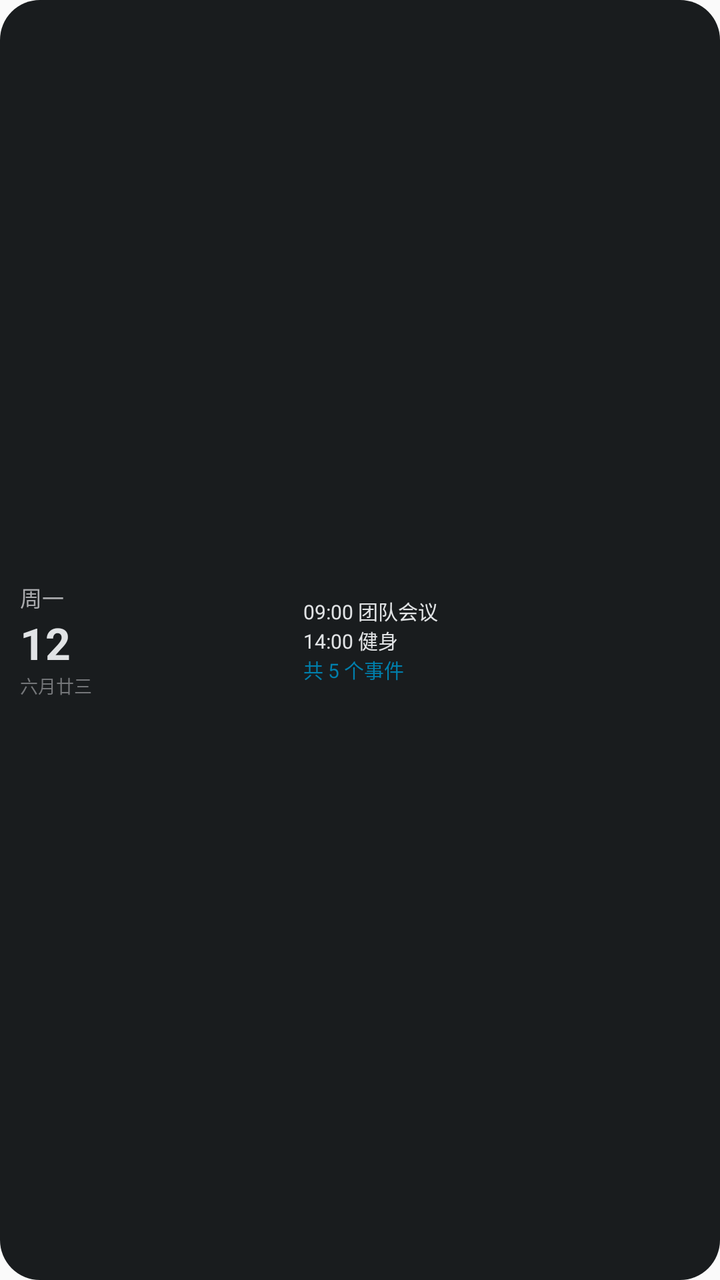
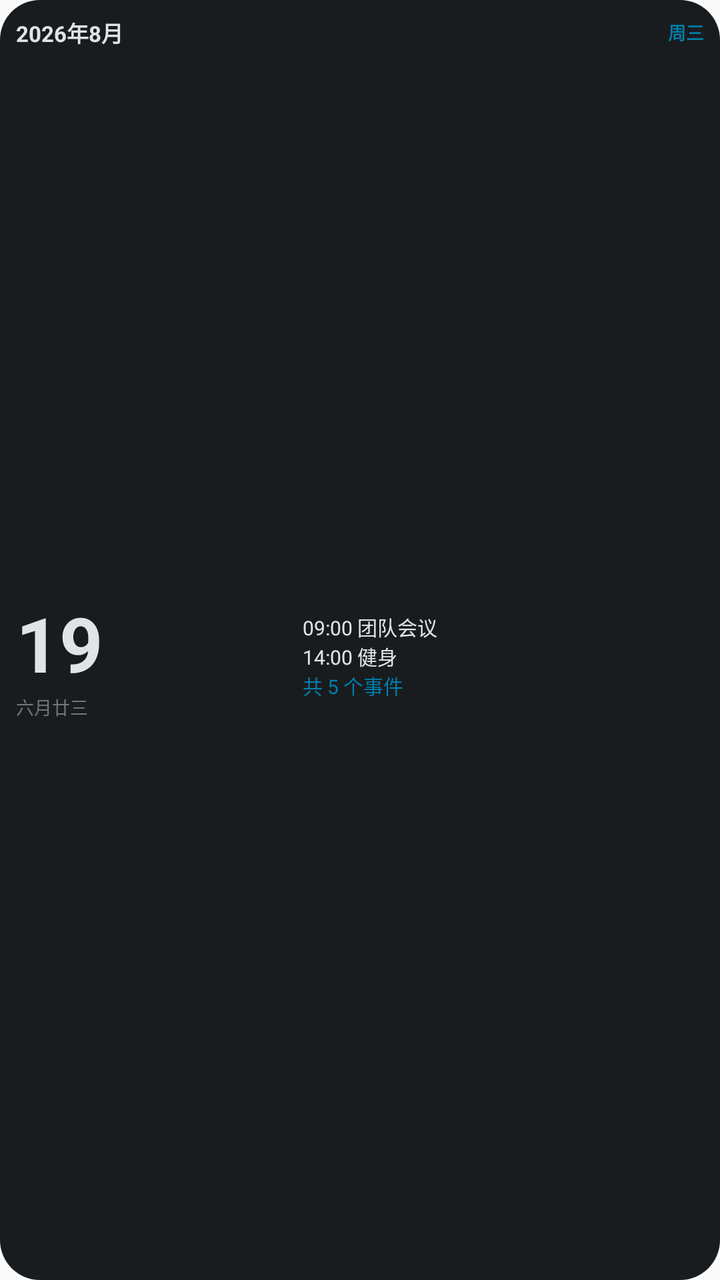

An Android layout rendered at two revisions. The XML below is the earlier revision; the diff shows what the commit changed to produce the second picture.
<!-- AndroidManifest.xml: application theme Theme.Md3Calendar -->
<!-- res/layout/widget_2x1_day.xml -->
<?xml version="1.0" encoding="utf-8"?>
<LinearLayout xmlns:android="http://schemas.android.com/apk/res/android"
    android:id="@+id/widget_root"
    android:layout_width="match_parent"
    android:layout_height="match_parent"
    android:background="@drawable/widget_bg_card"
    android:orientation="horizontal"
    android:padding="10dp">

    
    <LinearLayout
        android:layout_width="0dp"
        android:layout_height="match_parent"
        android:layout_weight="5"
        android:gravity="center_vertical"
        android:orientation="vertical">

        <TextView
            android:id="@+id/widget_weekday"
            android:layout_width="wrap_content"
            android:layout_height="wrap_content"
            android:text="周一"
            android:textColor="@color/widget_text_secondary"
            android:textSize="11sp" />

        <TextView
            android:id="@+id/widget_day"
            android:layout_width="wrap_content"
            android:layout_height="wrap_content"
            android:gravity="center"
            android:text="12"
            android:textColor="@color/widget_text_primary"
            android:textSize="22sp"
            android:textStyle="bold" />

        <LinearLayout
            android:layout_width="wrap_content"
            android:layout_height="wrap_content"
            android:orientation="horizontal">

            <TextView
                android:id="@+id/widget_lunar"
                android:layout_width="wrap_content"
                android:layout_height="wrap_content"
                android:text="六月廿三"
                android:textColor="@color/widget_text_dim"
                android:textSize="9sp" />

            <TextView
                android:id="@+id/widget_workday"
                android:layout_width="wrap_content"
                android:layout_height="wrap_content"
                android:layout_marginStart="4dp"
                android:text=""
                android:textColor="@color/widget_accent_text"
                android:textSize="9sp"
                android:textStyle="bold" />
        </LinearLayout>
    </LinearLayout>

    
    <LinearLayout
        android:layout_width="0dp"
        android:layout_height="match_parent"
        android:layout_weight="7"
        android:gravity="center_vertical|end"
        android:orientation="vertical">

        <TextView
            android:id="@+id/widget_event1"
            android:layout_width="match_parent"
            android:layout_height="wrap_content"
            android:ellipsize="end"
            android:singleLine="true"
            android:text="09:00 团队会议"
            android:textColor="@color/widget_text_primary"
            android:textSize="10sp" />

        <TextView
            android:id="@+id/widget_event2"
            android:layout_width="match_parent"
            android:layout_height="wrap_content"
            android:ellipsize="end"
            android:singleLine="true"
            android:text="14:00 健身"
            android:textColor="@color/widget_text_primary"
            android:textSize="10sp" />

        <TextView
            android:id="@+id/widget_event_more"
            android:layout_width="match_parent"
            android:layout_height="wrap_content"
            android:text="共 5 个事件"
            android:textColor="@color/widget_accent_text"
            android:textSize="10sp" />
    </LinearLayout>
</LinearLayout>
<!-- resources referenced by this layout -->
<resources>
  <color name="widget_accent_text">#FFE8B84B</color>
  <color name="widget_text_dim">#FF8A868F</color>
  <color name="widget_text_primary">#FFE6E0E9</color>
  <color name="widget_text_secondary">#FFB3AFB8</color>
  <!-- drawable widget_bg_card (drawable) -->
  <?xml version="1.0" encoding="utf-8"?>
  <shape xmlns:android="http://schemas.android.com/apk/res/android"
      android:shape="rectangle">
      <corners android:radius="20dp" />
      <solid android:color="@color/widget_card_bg" />
  </shape>
  <style name="Theme.Md3Calendar" parent="android:Theme.Material.Light.NoActionBar" />
  <color name="widget_card_bg">#FF1C1B1F</color>
</resources>

<!-- the commit's change to res/layout/widget_2x1_day.xml (unified diff, before → after) -->
@@ -4,94 +4,120 @@
     android:layout_width="match_parent"
     android:layout_height="match_parent"
     android:background="@drawable/widget_bg_card"
-    android:orientation="horizontal"
-    android:padding="10dp">
+    android:orientation="vertical"
+    android:padding="8dp">
 
     
     <LinearLayout
-        android:layout_width="0dp"
-        android:layout_height="match_parent"
-        android:layout_weight="5"
-        android:gravity="center_vertical"
-        android:orientation="vertical">
+        android:layout_width="match_parent"
+        android:layout_height="wrap_content"
+        android:orientation="horizontal"
+        android:gravity="center_vertical">
+
+        <TextView
+            android:id="@+id/widget_title"
+            android:layout_width="0dp"
+            android:layout_height="wrap_content"
+            android:layout_weight="1"
+            android:text="2026年8月"
+            android:textColor="@color/widget_text_primary"
+            android:textSize="11sp"
+            android:textStyle="bold" />
 
         <TextView
             android:id="@+id/widget_weekday"
             android:layout_width="wrap_content"
             android:layout_height="wrap_content"
-            android:text="周一"
-            android:textColor="@color/widget_text_secondary"
-            android:textSize="11sp" />
-
-        <TextView
-            android:id="@+id/widget_day"
-            android:layout_width="wrap_content"
-            android:layout_height="wrap_content"
-            android:gravity="center"
-            android:text="12"
-            android:textColor="@color/widget_text_primary"
-            android:textSize="22sp"
+            android:text="周三"
+            android:textColor="@color/widget_accent_text"
+            android:textSize="9sp"
             android:textStyle="bold" />
-
-        <LinearLayout
-            android:layout_width="wrap_content"
-            android:layout_height="wrap_content"
-            android:orientation="horizontal">
-
-            <TextView
-                android:id="@+id/widget_lunar"
-                android:layout_width="wrap_content"
-                android:layout_height="wrap_content"
-                android:text="六月廿三"
-                android:textColor="@color/widget_text_dim"
-                android:textSize="9sp" />
-
-            <TextView
-                android:id="@+id/widget_workday"
-                android:layout_width="wrap_content"
-                android:layout_height="wrap_content"
-                android:layout_marginStart="4dp"
-                android:text=""
-                android:textColor="@color/widget_accent_text"
-                android:textSize="9sp"
-                android:textStyle="bold" />
-        </LinearLayout>
     </LinearLayout>
 
     
     <LinearLayout
-        android:layout_width="0dp"
-        android:layout_height="match_parent"
-        android:layout_weight="7"
-        android:gravity="center_vertical|end"
-        android:orientation="vertical">
+        android:layout_width="match_parent"
+        android:layout_height="0dp"
+        android:layout_weight="1"
+        android:orientation="horizontal">
 
-        <TextView
-            android:id="@+id/widget_event1"
-            android:layout_width="match_parent"
-            android:layout_height="wrap_content"
-            android:ellipsize="end"
-            android:singleLine="true"
-            android:text="09:00 团队会议"
-            android:textColor="@color/widget_text_primary"
-            android:textSize="10sp" />
+        <LinearLayout
+            android:layout_width="0dp"
+            android:layout_height="match_parent"
+            android:layout_weight="5"
+            android:gravity="center_vertical"
+            android:orientation="vertical">
 
-        <TextView
-            android:id="@+id/widget_event2"
-            android:layout_width="match_parent"
-            android:layout_height="wrap_content"
-            android:ellipsize="end"
-            android:singleLine="true"
-            android:text="14:00 健身"
-            android:textColor="@color/widget_text_primary"
-            android:textSize="10sp" />
+            <TextView
+                android:id="@+id/widget_day"
+                android:layout_width="wrap_content"
+                android:layout_height="wrap_content"
+                android:gravity="center"
+                android:text="19"
+                android:textColor="@color/widget_text_primary"
+                android:textSize="38sp"
+                android:textStyle="bold" />
 
-        <TextView
-            android:id="@+id/widget_event_more"
-            android:layout_width="match_parent"
-            android:layout_height="wrap_content"
-            android:text="共 5 个事件"
-            android:textColor="@color/widget_accent_text"
-            android:textSize="10sp" />
+            <LinearLayout
+                android:layout_width="wrap_content"
+                android:layout_height="wrap_content"
+                android:orientation="horizontal">
+
+                <TextView
+                    android:id="@+id/widget_lunar"
+                    android:layout_width="wrap_content"
+                    android:layout_height="wrap_content"
+                    android:text="六月廿三"
+                    android:textColor="@color/widget_text_dim"
+                    android:textSize="9sp" />
+
+                <TextView
+                    android:id="@+id/widget_workday"
+                    android:layout_width="wrap_content"
+                    android:layout_height="wrap_content"
+                    android:layout_marginStart="4dp"
+                    android:text=""
+                    android:textColor="@color/widget_accent_text"
+                    android:textSize="9sp"
+                    android:textStyle="bold" />
+            </LinearLayout>
+        </LinearLayout>
+
+        
+        <LinearLayout
+            android:layout_width="0dp"
+            android:layout_height="match_parent"
+            android:layout_weight="7"
+            android:gravity="center_vertical|end"
+            android:orientation="vertical">
+
+            <TextView
+                android:id="@+id/widget_event1"
+                android:layout_width="match_parent"
+                android:layout_height="wrap_content"
+                android:ellipsize="end"
+                android:singleLine="true"
+                android:text="09:00 团队会议"
+                android:textColor="@color/widget_text_primary"
+                android:textSize="10sp" />
+
+            <TextView
+                android:id="@+id/widget_event2"
+                android:layout_width="match_parent"
+                android:layout_height="wrap_content"
+                android:ellipsize="end"
+                android:singleLine="true"
+                android:text="14:00 健身"
+                android:textColor="@color/widget_text_primary"
+                android:textSize="10sp" />
+
+            <TextView
+                android:id="@+id/widget_event_more"
+                android:layout_width="match_parent"
+                android:layout_height="wrap_content"
+                android:text="共 5 个事件"
+                android:textColor="@color/widget_accent_text"
+                android:textSize="10sp" />
+        </LinearLayout>
     </LinearLayout>
 </LinearLayout>
<!-- resource entries referenced after the edit -->
@@ -3,7 +3,6 @@
   <color name="widget_accent_text">#FFE8B84B</color>
   <color name="widget_text_dim">#FF8A868F</color>
   <color name="widget_text_primary">#FFE6E0E9</color>
-  <color name="widget_text_secondary">#FFB3AFB8</color>
   <!-- drawable widget_bg_card (drawable) -->
   <?xml version="1.0" encoding="utf-8"?>
   <shape xmlns:android="http://schemas.android.com/apk/res/android"
